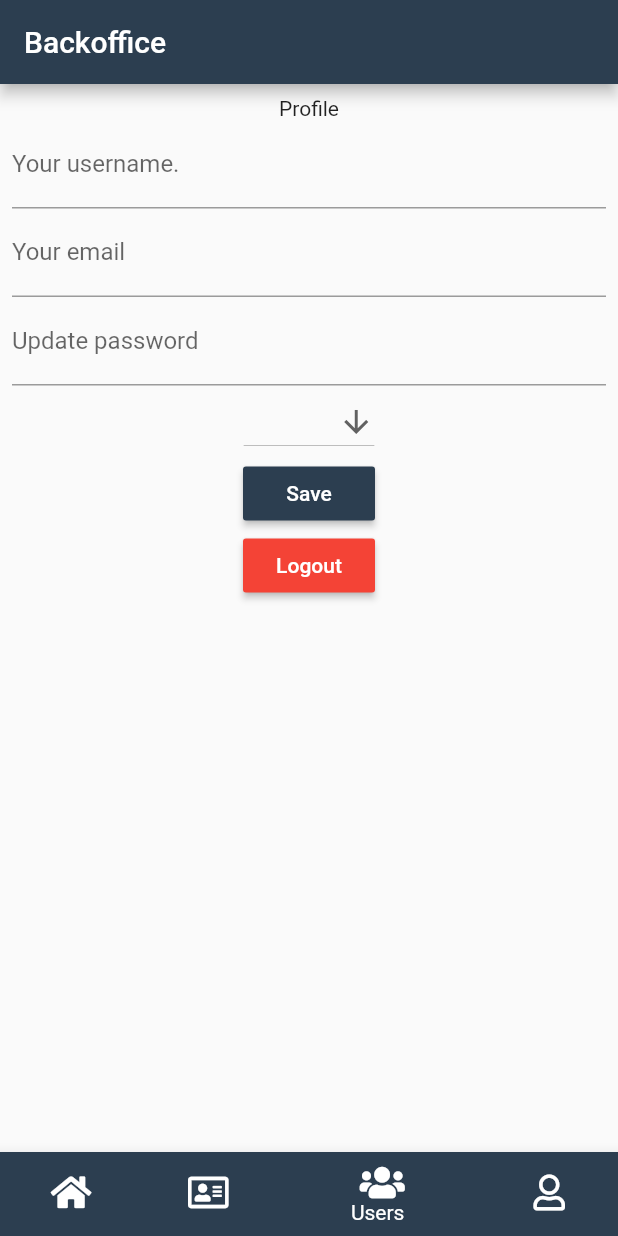
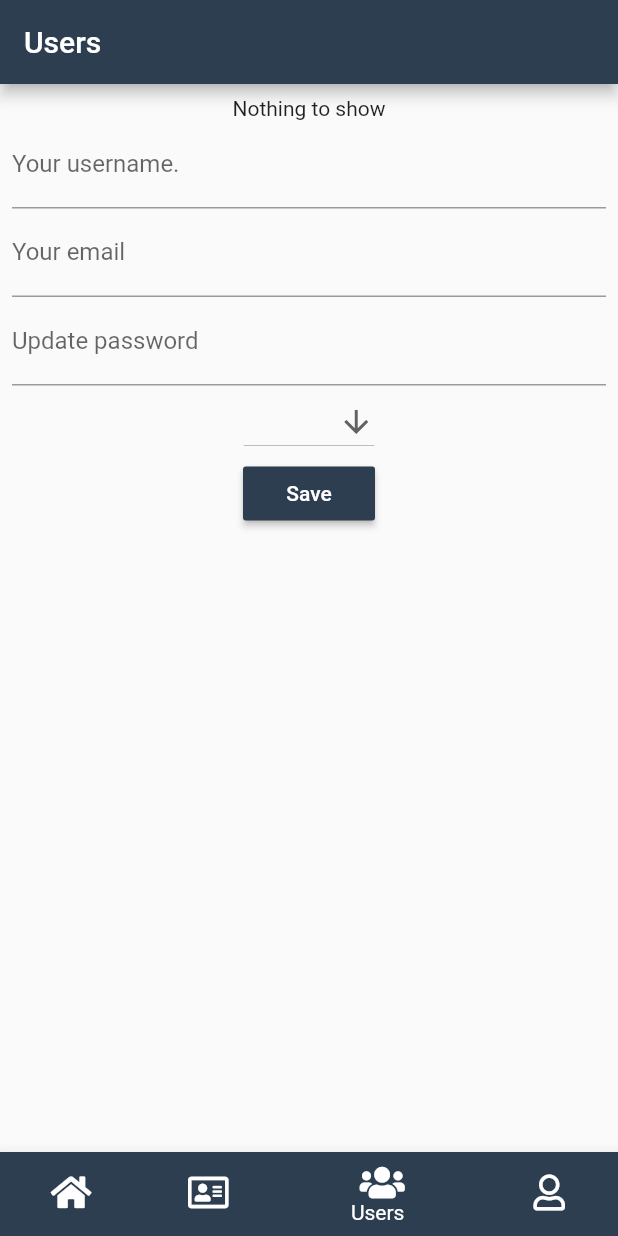
Before and after one commit to FeltesPT/portfolio_flutter_firebase, a Flutter app: the Backoffice screen opened directly, item 3 of the bottom bar chosen, on a phone screen of 412 x 824 dp. Run offline on Flutter 3.47's test engine with Material 2 defaults, Android fonts, the phone set to English and light mode, and no system bars; our stand-ins replace firebase_auth, flutter_spinkit, font_awesome_flutter, modal_progress_hud, url_launcher_web; missing offline and left inert: firebase_auth_web, firebase_core_web; accounts and stored records are empty; network calls fail.

Commit message:
Title and show all users

```diff
--- a/client/lib/backoffice/backoffice.dart
+++ b/client/lib/backoffice/backoffice.dart
@@ -6,7 +6,6 @@ import 'package:Feltes/backoffice/login.dart';
 import 'package:Feltes/backoffice/network/boAPI.dart';
 import 'package:Feltes/backoffice/screens/add_user_screen.dart';
 import 'package:Feltes/backoffice/screens/profile_screen.dart';
-import 'package:Feltes/backoffice/models/User.dart';
 
 class Backoffice extends StatefulWidget {
   Backoffice({Key key}) : super(key: key);
@@ -19,9 +18,8 @@ class _BackofficeState extends State<Backoffice> {
   final _auth = FirebaseAuth.instance;
   BOAPIHelper api;
   FirebaseUser user;
-
-  List<User> users;
   int _currentIndex = 0;
+  String title = "";
 
   @override
   void initState() {
@@ -30,7 +28,6 @@ class _BackofficeState extends State<Backoffice> {
     checkUser();
 
     api = BOAPIHelper();
-    getData();
   }
 
   void checkUser() async {
@@ -48,23 +45,31 @@ class _BackofficeState extends State<Backoffice> {
     }
   }
 
-  void getData() async {
-    List<User> u = await api.getUsers();
-    setState(() {
-      users = u;
-    });
-  }
-
   void _onItemTapped(int index) {
     setState(() {
       _currentIndex = index;
+      switch (_currentIndex) {
+        case 0:
+          title = "Backoffice";
+          break;
+        case 2:
+          title = "Users";
+          break;
+        case 3:
+          title = "User Details";
+          break;
+          break;
+        default:
+          title = "Backoffice";
+          break;
+      }
     });
   }
 
   Widget getWidget() {
     switch (_currentIndex) {
       case 0:
-        return users == null ? emptyView() : viewWithUsers();
+        return emptyView();
       case 2:
         return AddUserScreen(
           user: user,
@@ -77,12 +82,6 @@ class _BackofficeState extends State<Backoffice> {
       default:
         return Text("Backoffice");
     }
-  }
-
-  Container viewWithUsers() {
-    return Container(
-      child: Text(users.last.email),
-    );
   }
 
   Center emptyView() {
@@ -122,7 +121,7 @@ class _BackofficeState extends State<Backoffice> {
         ],
       ),
       appBar: AppBar(
-        title: Text("Backoffice"),
+        title: Text(title),
         backgroundColor: Color(0xFF2C3E50),
       ),
       body: getWidget(),
--- a/client/lib/backoffice/screens/add_user_screen.dart
+++ b/client/lib/backoffice/screens/add_user_screen.dart
@@ -3,6 +3,8 @@ import 'package:flutter/material.dart';
 // Firebase
 import 'package:firebase_auth/firebase_auth.dart';
 import 'package:modal_progress_hud/modal_progress_hud.dart';
+// Models
+import 'package:Feltes/backoffice/models/User.dart';
 
 class AddUserScreen extends StatefulWidget {
   const AddUserScreen({@required this.user});
@@ -15,6 +17,7 @@ class AddUserScreen extends StatefulWidget {
 class _AddUserScreenState extends State<AddUserScreen> {
   final _auth = FirebaseAuth.instance;
   BOAPIHelper api;
+  List<User> users;
   bool isLoading;
 
   final successSnackBar = SnackBar(
@@ -39,14 +42,18 @@ class _AddUserScreenState extends State<AddUserScreen> {
     isLoading = false;
     api = BOAPIHelper();
 
+    getUsers();
+
     nameController = TextEditingController();
     emailController = TextEditingController();
     passwordController = TextEditingController();
   }
 
-  void logout() {
-    _auth.signOut();
-    Navigator.pop(context);
+  void getUsers() async {
+    List<User> u = await api.getUsers();
+    setState(() {
+      users = u;
+    });
   }
 
   void save() async {
@@ -74,6 +81,18 @@ class _AddUserScreenState extends State<AddUserScreen> {
     });
   }
 
+  Column viewWithUsers() {
+    return Column(
+      children: users.map((user) => Text(user.email)).toList(),
+    );
+  }
+
+  Center emptyView() {
+    return Center(
+      child: Text("Nothing to show"),
+    );
+  }
+
   @override
   Widget build(BuildContext context) {
     return ModalProgressHUD(
@@ -83,7 +102,7 @@ class _AddUserScreenState extends State<AddUserScreen> {
           padding: const EdgeInsets.all(8.0),
           child: Column(
             children: <Widget>[
-              Text("Profile"),
+              users == null ? emptyView() : viewWithUsers(),
               TextField(
                 controller: nameController,
                 decoration: InputDecoration(
@@ -129,12 +148,6 @@ class _AddUserScreenState extends State<AddUserScreen> {
                   save();
                 },
               ),
-              MaterialButton(
-                child: Text("Logout"),
-                color: Colors.red,
-                textColor: Colors.white,
-                onPressed: logout,
-              )
             ],
           ),
         ),
--- a/client/lib/backoffice/screens/profile_screen.dart
+++ b/client/lib/backoffice/screens/profile_screen.dart
@@ -95,7 +95,6 @@ class _ProfileScreenState extends State<ProfileScreen> {
           padding: const EdgeInsets.all(8.0),
           child: Column(
             children: <Widget>[
-              Text("Profile"),
               TextField(
                 controller: nameController,
                 decoration: InputDecoration(
```
Also changed, not shown: 1 other file.
